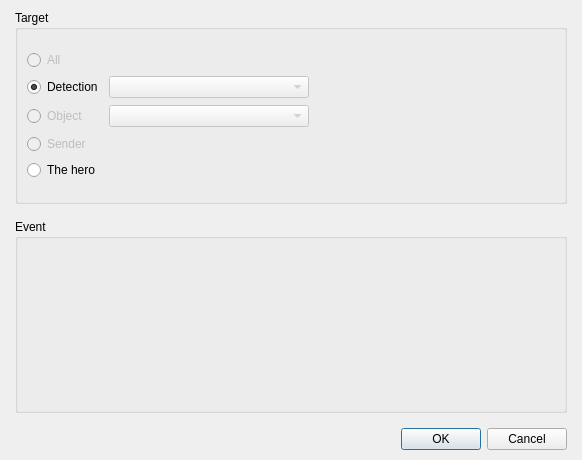
The window that Editor/Dialogs/Commands/dialogcommandsendevent.ui (RPG-Paper-Maker/RPG-Paper-Maker) describes before a commit, drawn with Qt 5.
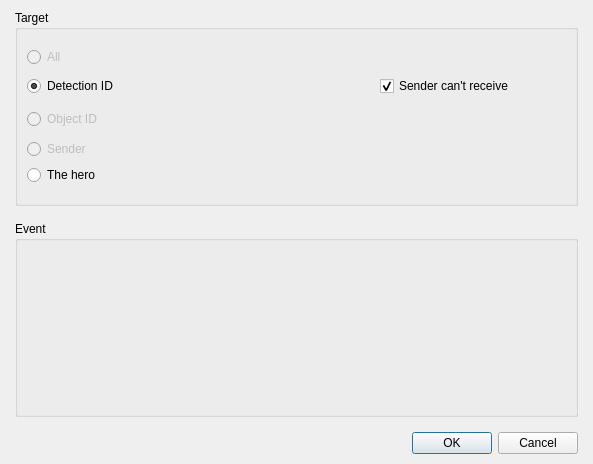
The same window after the commit. Custom widgets are drawn as their Qt base class.

Commit message: [WIP] Detections: update dialog command send event

```diff
--- a/Editor/Dialogs/Commands/dialogcommandsendevent.ui
+++ b/Editor/Dialogs/Commands/dialogcommandsendevent.ui
@@ -6,8 +6,8 @@
    <rect>
     <x>0</x>
     <y>0</y>
-    <width>582</width>
-    <height>460</height>
+    <width>593</width>
+    <height>464</height>
    </rect>
   </property>
   <property name="windowTitle">
@@ -58,7 +58,7 @@
              <bool>false</bool>
             </property>
             <property name="text">
-             <string>Object</string>
+             <string>Object ID</string>
             </property>
            </widget>
           </item>
@@ -75,64 +75,13 @@
           <item row="1" column="0">
            <widget class="QRadioButton" name="radioButtonDetection">
             <property name="text">
-             <string>Detection</string>
+             <string>Detection ID</string>
             </property>
             <property name="checked">
              <bool>true</bool>
             </property>
            </widget>
           </item>
-          <item row="2" column="1">
-           <widget class="QComboBox" name="comboBoxObject">
-            <property name="enabled">
-             <bool>false</bool>
-            </property>
-            <property name="minimumSize">
-             <size>
-              <width>200</width>
-              <height>0</height>
-             </size>
-            </property>
-            <property name="maximumSize">
-             <size>
-              <width>200</width>
-              <height>16777215</height>
-             </size>
-            </property>
-           </widget>
-          </item>
-          <item row="1" column="1">
-           <widget class="QComboBox" name="comboBoxDetection">
-            <property name="enabled">
-             <bool>false</bool>
-            </property>
-            <property name="minimumSize">
-             <size>
-              <width>200</width>
-              <height>0</height>
-             </size>
-            </property>
-            <property name="maximumSize">
-             <size>
-              <width>200</width>
-              <height>16777215</height>
-             </size>
-            </property>
-           </widget>
-          </item>
-          <item row="0" column="2" rowspan="3">
-           <spacer name="horizontalSpacer">
-            <property name="orientation">
-             <enum>Qt::Horizontal</enum>
-            </property>
-            <property name="sizeHint" stdset="0">
-             <size>
-              <width>40</width>
-              <height>78</height>
-             </size>
-            </property>
-           </spacer>
-          </item>
           <item row="4" column="0">
            <widget class="QRadioButton" name="radioButtonHero">
             <property name="enabled">
@@ -143,6 +92,71 @@
             </property>
            </widget>
           </item>
+          <item row="1" column="1">
+           <widget class="PanelPrimitiveValue" name="panelPrimitiveDetectionID" native="true">
+            <property name="minimumSize">
+             <size>
+              <width>250</width>
+              <height>27</height>
+             </size>
+            </property>
+            <property name="maximumSize">
+             <size>
+              <width>250</width>
+              <height>27</height>
+             </size>
+            </property>
+           </widget>
+          </item>
+          <item row="2" column="1">
+           <widget class="QWidget" name="widget_2" native="true">
+            <property name="enabled">
+             <bool>false</bool>
+            </property>
+            <property name="minimumSize">
+             <size>
+              <width>250</width>
+              <height>27</height>
+             </size>
+            </property>
+           </widget>
+          </item>
+          <item row="2" column="2">
+           <spacer name="horizontalSpacer">
+            <property name="orientation">
+             <enum>Qt::Horizontal</enum>
+            </property>
+            <property name="sizeHint" stdset="0">
+             <size>
+              <width>40</width>
+              <height>27</height>
+             </size>
+            </property>
+           </spacer>
+          </item>
+          <item row="0" column="2">
+           <spacer name="horizontalSpacer_2">
+            <property name="orientation">
+             <enum>Qt::Horizontal</enum>
+            </property>
+            <property name="sizeHint" stdset="0">
+             <size>
+              <width>40</width>
+              <height>20</height>
+             </size>
+            </property>
+           </spacer>
+          </item>
+          <item row="1" column="2">
+           <widget class="QCheckBox" name="checkBoxSenderNoReceive">
+            <property name="text">
+             <string>Sender can't receive</string>
+            </property>
+            <property name="checked">
+             <bool>true</bool>
+            </property>
+           </widget>
+          </item>
          </layout>
         </item>
        </layout>
@@ -188,6 +202,12 @@
    <header>panelobjectevent.h</header>
    <container>1</container>
   </customwidget>
+  <customwidget>
+   <class>PanelPrimitiveValue</class>
+   <extends>QWidget</extends>
+   <header>panelprimitivevalue.h</header>
+   <container>1</container>
+  </customwidget>
  </customwidgets>
  <resources/>
  <connections>
```
The commit also changes 6 other files.
